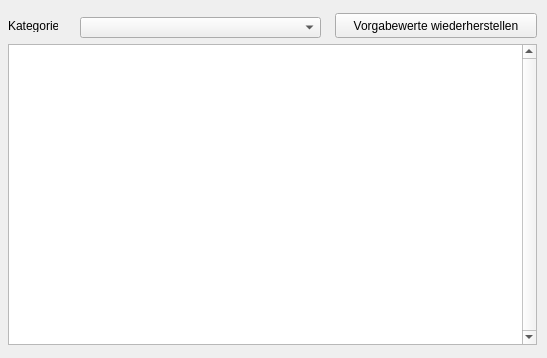
Before: the Qt Designer form src/forms/SetupFrameDefaultValuesUnit.ui in Eldricos/D-Fend-Reborn, drawn with Qt 5.
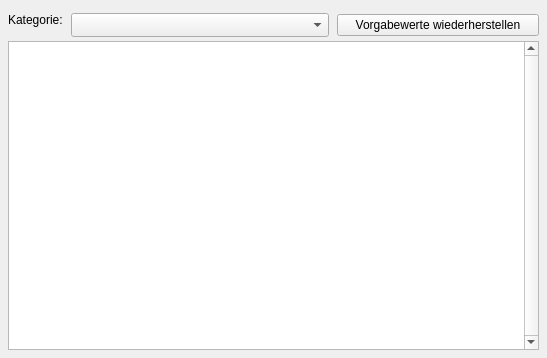
After: the same form once the commit is applied. Icons and pictures are not drawn.

Commit message: Program options: Qt layouts instead of fixed pixel positions

Diff of the .ui file:
```diff
--- a/src/forms/SetupFrameDefaultValuesUnit.ui
+++ b/src/forms/SetupFrameDefaultValuesUnit.ui
@@ -5,34 +5,52 @@
     <property name="geometry"><rect><x>0</x><y>0</y><width>547</width><height>358</height></rect></property>
     <property name="vclDesignWidth" stdset="0"><number>547</number></property>
     <property name="vclDesignHeight" stdset="0"><number>358</number></property>
+    <layout class="QGridLayout" name="SetupFrameDefaultValues_Layout" columnstretch="0,0,1,0" rowstretch="0,1">
+      <property name="leftMargin"><number>8</number></property>
+      <property name="topMargin"><number>13</number></property>
+      <property name="rightMargin"><number>8</number></property>
+      <property name="bottomMargin"><number>8</number></property>
+      <property name="horizontalSpacing"><number>8</number></property>
+      <property name="verticalSpacing"><number>4</number></property>
+      <item row="0" column="0">
     <widget class="QLabel" name="DefaultValueLabel">
-      <property name="geometry"><rect><x>8</x><y>19</y><width>50</width><height>13</height></rect></property>
       <property name="text"><string>Kategorie:</string></property>
       <property name="textFormat"><enum>Qt::PlainText</enum></property>
       <property name="alignment"><set>Qt::AlignLeft|Qt::AlignTop</set></property>
-      <property name="vclAutoSize" stdset="0"><bool>true</bool></property>
-    </widget>
+        </widget>
+      </item>
+      <item row="0" column="1" colspan="2">
     <widget class="QComboBox" name="DefaultValueComboBox">
-      <property name="geometry"><rect><x>80</x><y>17</y><width>241</width><height>21</height></rect></property>
-      <property name="vclAnchors" stdset="0"><string notr="true">akLeft,akTop,akRight</string></property>
       <property name="editable"><bool>false</bool></property>
       <property name="maxVisibleItems"><number>8</number></property>
-    </widget>
-    <widget class="QTextEdit" name="DefaultValueMemo">
-      <property name="geometry"><rect><x>8</x><y>44</y><width>529</width><height>301</height></rect></property>
-      <property name="vclAnchors" stdset="0"><string notr="true">akLeft,akTop,akRight,akBottom</string></property>
-      <property name="lineWrapMode"><enum>QTextEdit::NoWrap</enum></property>
-      <property name="verticalScrollBarPolicy"><enum>Qt::ScrollBarAlwaysOn</enum></property>
-      <property name="acceptRichText"><bool>false</bool></property>
-    </widget>
+          <property name="sizeAdjustPolicy"><enum>QComboBox::AdjustToMinimumContentsLengthWithIcon</enum></property>
+          <property name="minimumContentsLength"><number>10</number></property>
+        </widget>
+      </item>
+      <item row="0" column="3" alignment="Qt::AlignRight">
     <widget class="QPushButton" name="DefaultValueSpeedButton">
-      <property name="geometry"><rect><x>335</x><y>13</y><width>202</width><height>25</height></rect></property>
-      <property name="vclAnchors" stdset="0"><string notr="true">akTop,akRight</string></property>
       <property name="text"><string>Vorgabewerte wiederherstellen</string></property>
       <property name="icon"><iconset resource="../../resources/dfend.qrc"><normaloff>:/glyphs/90dee0f3d0aa0e54.png</normaloff></iconset></property>
       <property name="autoDefault"><bool>false</bool></property>
       <property name="vclOnClick" stdset="0"><string notr="true">DefaultValueSpeedButtonClick</string></property>
-    </widget>
+          <property name="minimumSize"><size><width>202</width><height>0</height></size></property>
+        </widget>
+      </item>
+      <item row="1" column="0" colspan="4">
+        <widget class="QTextEdit" name="DefaultValueMemo">
+          <property name="lineWrapMode"><enum>QTextEdit::NoWrap</enum></property>
+          <property name="verticalScrollBarPolicy"><enum>Qt::ScrollBarAlwaysOn</enum></property>
+          <property name="acceptRichText"><bool>false</bool></property>
+          <property name="minimumSize"><size><width>0</width><height>0</height></size></property>
+        </widget>
+      </item>
+      <item row="0" column="2">
+        <spacer name="SetupFrameDefaultValues_Layout_HFill">
+          <property name="orientation"><enum>Qt::Horizontal</enum></property>
+          <property name="sizeHint" stdset="0"><size><width>0</width><height>0</height></size></property>
+        </spacer>
+      </item>
+    </layout>
     <widget class="QMenu" name="DefaultValuePopupMenu">
       <property name="vclPopupMenu" stdset="0"><bool>true</bool></property>
       <addaction name="PopupThisValue"/>
```
Left out of the diff: 10 changed lines with no effect on the pictures. Lines whose indentation alone changed are shown as unchanged. The commit also changes 51 other files.
